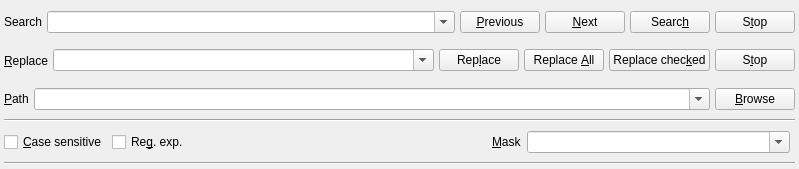
This is mks/plugins/searchreplace/SearchWidget.ui in andreikop/enki as Qt 5 draws it before an edit. The edited form follows.
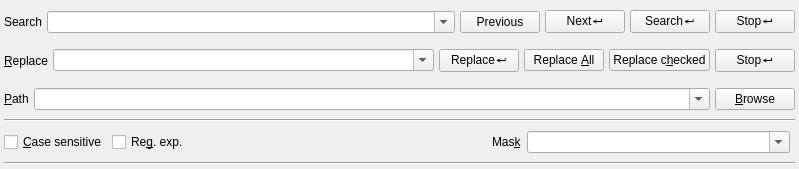
This is the edited form. Icons and pictures are not drawn.

Commit message: Keyboard map improvements. Remapped some Alt+X

Patch:
```diff
--- a/mks/plugins/searchreplace/SearchWidget.ui
+++ b/mks/plugins/searchreplace/SearchWidget.ui
@@ -73,7 +73,7 @@
          <item>
           <widget class="QPushButton" name="pbPrevious">
            <property name="text">
-            <string>&amp;Previous</string>
+            <string>Previous</string>
            </property>
            <property name="icon">
             <iconset>
@@ -84,7 +84,7 @@
          <item>
           <widget class="QPushButton" name="pbNext">
            <property name="text">
-            <string>&amp;Next</string>
+            <string>Next↵</string>
            </property>
            <property name="icon">
             <iconset>
@@ -95,7 +95,7 @@
          <item>
           <widget class="QPushButton" name="pbSearch">
            <property name="text">
-            <string>Searc&amp;h</string>
+            <string>Search↵</string>
            </property>
            <property name="icon">
             <iconset>
@@ -106,7 +106,7 @@
          <item>
           <widget class="QPushButton" name="pbSearchStop">
            <property name="text">
-            <string>S&amp;top</string>
+            <string>Stop↵</string>
            </property>
            <property name="icon">
             <iconset>
@@ -186,7 +186,7 @@
          <item>
           <widget class="QPushButton" name="pbReplace">
            <property name="text">
-            <string>Rep&amp;lace</string>
+            <string>Replace↵</string>
            </property>
            <property name="icon">
             <iconset>
@@ -208,7 +208,7 @@
          <item>
           <widget class="QPushButton" name="pbReplaceChecked">
            <property name="text">
-            <string>Replace chec&amp;ked</string>
+            <string>Replace c&amp;hecked</string>
            </property>
            <property name="icon">
             <iconset>
@@ -219,7 +219,7 @@
          <item>
           <widget class="QPushButton" name="pbReplaceCheckedStop">
            <property name="text">
-            <string>S&amp;top</string>
+            <string>Stop↵</string>
            </property>
            <property name="icon">
             <iconset>
@@ -367,7 +367,7 @@
             </sizepolicy>
            </property>
            <property name="text">
-            <string>&amp;Mask</string>
+            <string>Mas&amp;k</string>
            </property>
            <property name="buddy">
             <cstring>cbMask</cstring>
```
The commit also changes 1 other file.
